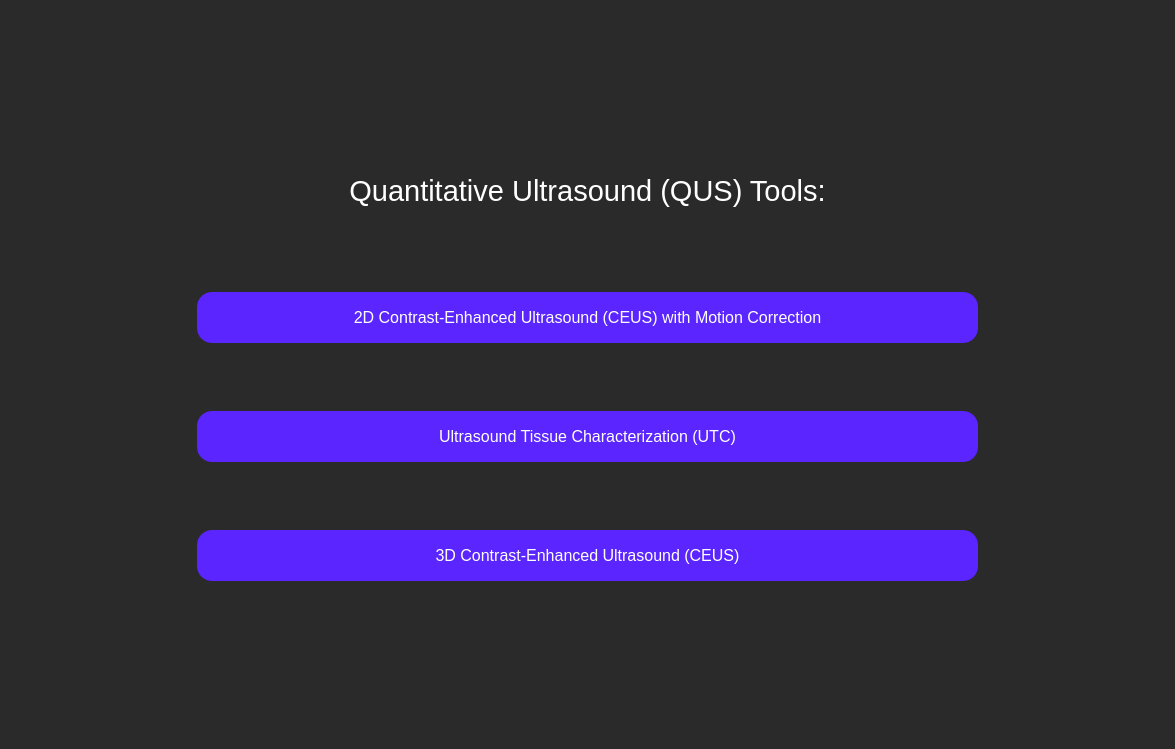
The window that welcome.ui (azifan/Qultra) describes before a commit, drawn with Qt 5.
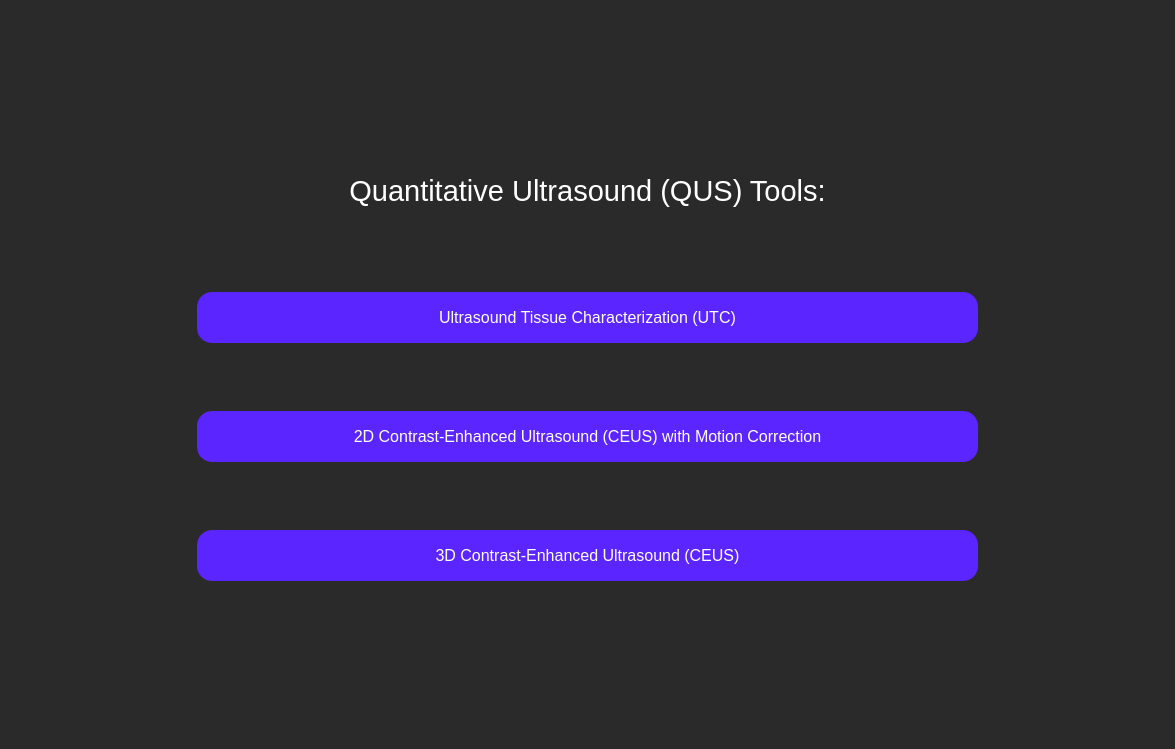
The same window after the commit.

Commit message: CEUS select image scaling UI progress

Diff of the .ui file:
```diff
--- a/welcome.ui
+++ b/welcome.ui
@@ -85,7 +85,7 @@
      </widget>
     </item>
     <item>
-     <widget class="QPushButton" name="ceus2dButton">
+     <widget class="QPushButton" name="utc2dButton">
       <property name="minimumSize">
        <size>
         <width>0</width>
@@ -104,12 +104,12 @@
 }</string>
       </property>
       <property name="text">
-       <string>2D Contrast-Enhanced Ultrasound (CEUS) with Motion Correction</string>
+       <string>Ultrasound Tissue Characterization (UTC)</string>
       </property>
      </widget>
     </item>
     <item>
-     <widget class="QPushButton" name="utc2dButton">
+     <widget class="QPushButton" name="ceus2dButton">
       <property name="minimumSize">
        <size>
         <width>0</width>
@@ -128,7 +128,7 @@
 }</string>
       </property>
       <property name="text">
-       <string>Ultrasound Tissue Characterization (UTC)</string>
+       <string>2D Contrast-Enhanced Ultrasound (CEUS) with Motion Correction</string>
       </property>
      </widget>
     </item>
```
The commit also changes 3 other files.
